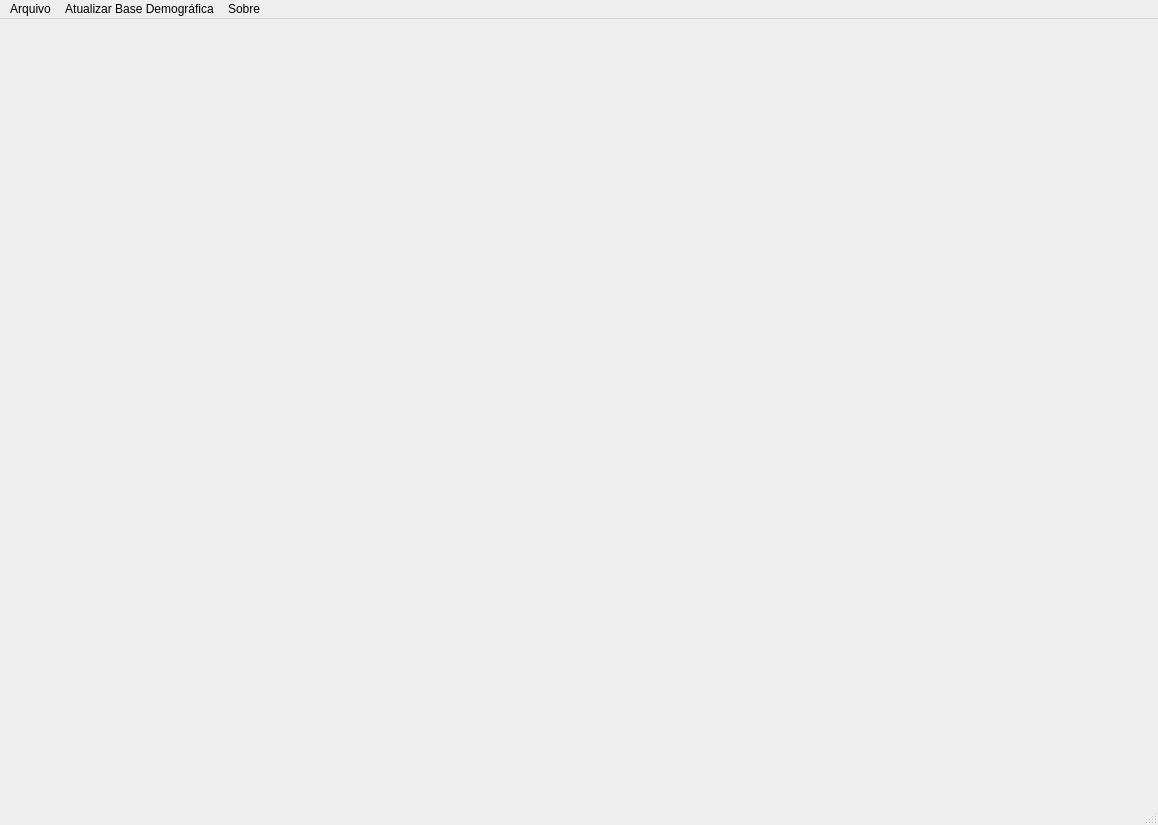
Above: src/ui/mainwindow.ui from augustodamasceno/pesquisa-eleitoral before the change. Below: the same form after it.
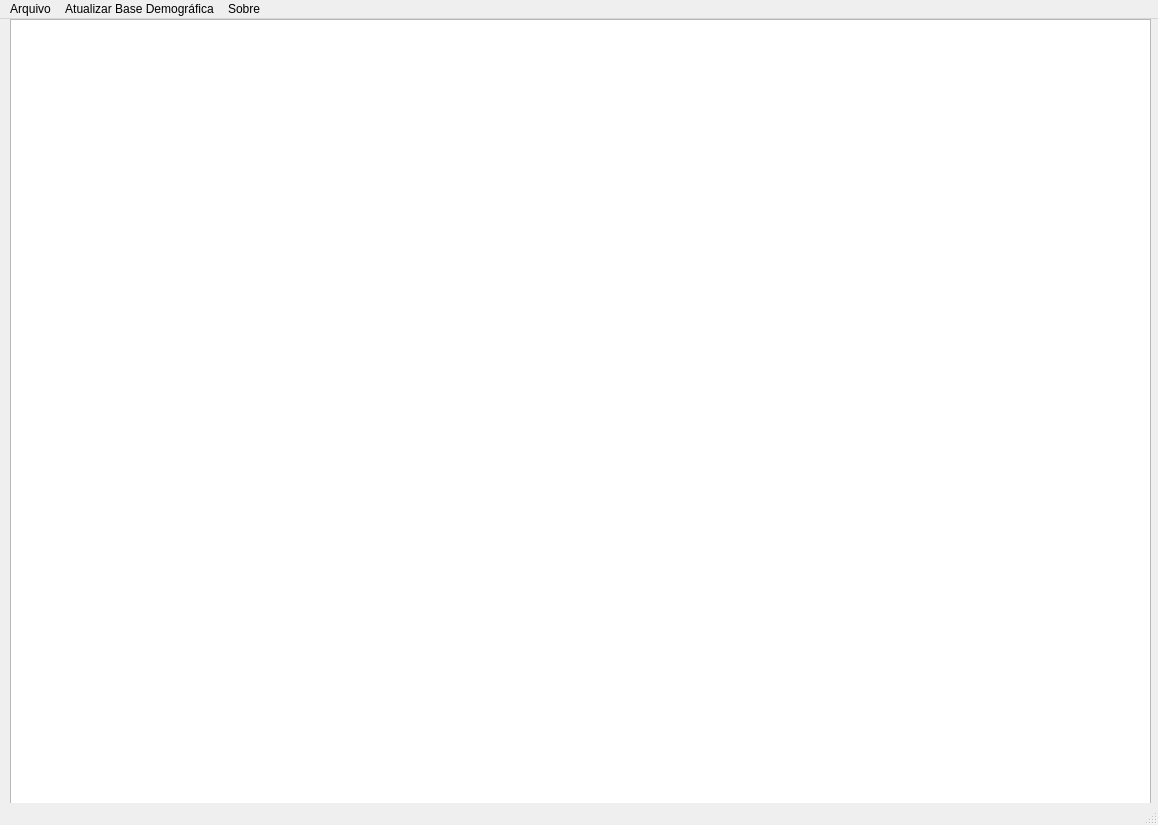
That is the form after the change.

```diff
--- a/src/ui/mainwindow.ui
+++ b/src/ui/mainwindow.ui
@@ -13,7 +13,18 @@
   <property name="windowTitle">
    <string>MainWindow</string>
   </property>
-  <widget class="QWidget" name="centralwidget"/>
+  <widget class="QWidget" name="centralwidget">
+   <widget class="QGraphicsView" name="graphicsView">
+    <property name="geometry">
+     <rect>
+      <x>10</x>
+      <y>0</y>
+      <width>1141</width>
+      <height>811</height>
+     </rect>
+    </property>
+   </widget>
+  </widget>
   <widget class="QMenuBar" name="menubar">
    <property name="geometry">
     <rect>
```
Left out of the diff: 50 changed lines with no effect on the pictures.
